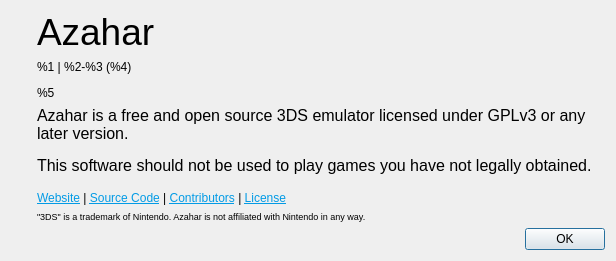
Above: core/src/citra_qt/aboutdialog.ui from ReiKatari/STORM_3DS before the change. Below: the same form after it.
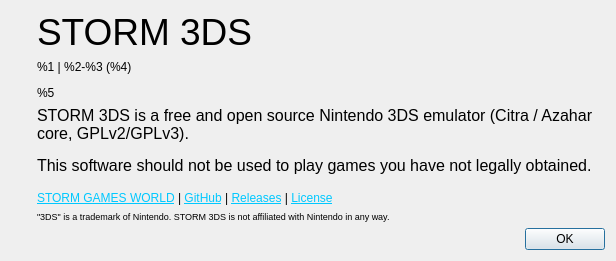
That is the form after the change. Icons and pictures are not drawn.

Commit message: Release STORM 3DS 1.6.0: Windows x64 build, bcxi/z3ds library support, STORM UI themes, Per-Monitor HiDPI scaling, 3D depth on PC

```diff
--- a/core/src/citra_qt/aboutdialog.ui
+++ b/core/src/citra_qt/aboutdialog.ui
@@ -57,7 +57,7 @@
           </sizepolicy>
          </property>
          <property name="text">
-          <string notr="true">&lt;html&gt;&lt;head/&gt;&lt;body&gt;&lt;p&gt;&lt;span style=&quot; font-size:28pt;&quot;&gt;Azahar&lt;/span&gt;&lt;/p&gt;&lt;/body&gt;&lt;/html&gt;</string>
+          <string notr="true">&lt;html&gt;&lt;head/&gt;&lt;body&gt;&lt;p&gt;&lt;span style=&quot; font-size:28pt;&quot;&gt;STORM 3DS&lt;/span&gt;&lt;/p&gt;&lt;/body&gt;&lt;/html&gt;</string>
          </property>
         </widget>
        </item>
@@ -87,7 +87,7 @@
 &lt;html&gt;&lt;head&gt;&lt;meta name=&quot;qrichtext&quot; content=&quot;1&quot; /&gt;&lt;style type=&quot;text/css&quot;&gt;
 p, li { white-space: pre-wrap; }
 &lt;/style&gt;&lt;/head&gt;&lt;body style=&quot; font-family:'Ubuntu'; font-size:11pt; font-weight:400; font-style:normal;&quot;&gt;
-&lt;p style=&quot; margin-top:0px; margin-bottom:0px; margin-left:0px; margin-right:0px; -qt-block-indent:0; text-indent:0px;&quot;&gt;&lt;span style=&quot; font-family:'MS Shell Dlg 2'; font-size:12pt;&quot;&gt;Azahar is a free and open source 3DS emulator licensed under GPLv3 or any later version.&lt;/span&gt;&lt;/p&gt;
+&lt;p style=&quot; margin-top:0px; margin-bottom:0px; margin-left:0px; margin-right:0px; -qt-block-indent:0; text-indent:0px;&quot;&gt;&lt;span style=&quot; font-family:'MS Shell Dlg 2'; font-size:12pt;&quot;&gt;STORM 3DS is a free and open source Nintendo 3DS emulator (Citra / Azahar core, GPLv2/GPLv3).&lt;/span&gt;&lt;/p&gt;
 &lt;p style=&quot;-qt-paragraph-type:empty; margin-top:0px; margin-bottom:0px; margin-left:0px; margin-right:0px; -qt-block-indent:0; text-indent:0px; font-family:'MS Shell Dlg 2'; font-size:8pt;&quot;&gt;&lt;br /&gt;&lt;/p&gt;
 &lt;p style=&quot; margin-top:0px; margin-bottom:0px; margin-left:0px; margin-right:0px; -qt-block-indent:0; text-indent:0px;&quot;&gt;&lt;span style=&quot; font-family:'MS Shell Dlg 2'; font-size:12pt;&quot;&gt;This software should not be used to play games you have not legally obtained.&lt;/span&gt;&lt;/p&gt;&lt;/body&gt;&lt;/html&gt;</string>
          </property>
@@ -115,7 +115,7 @@
        <item>
         <widget class="QLabel" name="labelLinks">
          <property name="text">
-          <string>&lt;html&gt;&lt;head/&gt;&lt;body&gt;&lt;p&gt;&lt;a href=&quot;https://azahar-emu.org/&quot;&gt;&lt;span style=&quot; text-decoration: underline; color:#039be5;&quot;&gt;Website&lt;/span&gt;&lt;/a&gt; | &lt;a href=&quot;https://github.com/azahar-emu/azahar&quot;&gt;&lt;span style=&quot; text-decoration: underline; color:#039be5;&quot;&gt;Source Code&lt;/span&gt;&lt;/a&gt; | &lt;a href=&quot;https://github.com/azahar-emu/azahar/graphs/contributors&quot;&gt;&lt;span style=&quot; text-decoration: underline; color:#039be5;&quot;&gt;Contributors&lt;/span&gt;&lt;/a&gt; | &lt;a href=&quot;https://github.com/azahar-emu/azahar/blob/master/license.txt&quot;&gt;&lt;span style=&quot; text-decoration: underline; color:#039be5;&quot;&gt;License&lt;/span&gt;&lt;/a&gt;&lt;/p&gt;&lt;/body&gt;&lt;/html&gt;</string>
+          <string>&lt;html&gt;&lt;head/&gt;&lt;body&gt;&lt;p&gt;&lt;a href=&quot;https://stormgamesworld.ru/programs?repo=STORM_3DS&quot;&gt;&lt;span style=&quot; text-decoration: underline; color:#00c8ff;&quot;&gt;STORM GAMES WORLD&lt;/span&gt;&lt;/a&gt; | &lt;a href=&quot;https://github.com/ReiKatari/STORM_3DS&quot;&gt;&lt;span style=&quot; text-decoration: underline; color:#00c8ff;&quot;&gt;GitHub&lt;/span&gt;&lt;/a&gt; | &lt;a href=&quot;https://github.com/ReiKatari/STORM_3DS/releases&quot;&gt;&lt;span style=&quot; text-decoration: underline; color:#00c8ff;&quot;&gt;Releases&lt;/span&gt;&lt;/a&gt; | &lt;a href=&quot;https://github.com/ReiKatari/STORM_3DS/blob/main/LICENSE&quot;&gt;&lt;span style=&quot; text-decoration: underline; color:#00c8ff;&quot;&gt;License&lt;/span&gt;&lt;/a&gt;&lt;/p&gt;&lt;/body&gt;&lt;/html&gt;</string>
          </property>
          <property name="openExternalLinks">
           <bool>true</bool>
@@ -131,7 +131,7 @@
           </sizepolicy>
          </property>
          <property name="text">
-          <string notr="true">&lt;html&gt;&lt;head/&gt;&lt;body&gt;&lt;p&gt;&lt;span style=&quot; font-size:7pt;&quot;&gt;&amp;quot;3DS&amp;quot; is a trademark of Nintendo. Azahar is not affiliated with Nintendo in any way.&lt;/span&gt;&lt;/p&gt;&lt;/body&gt;&lt;/html&gt;</string>
+          <string notr="true">&lt;html&gt;&lt;head/&gt;&lt;body&gt;&lt;p&gt;&lt;span style=&quot; font-size:7pt;&quot;&gt;&amp;quot;3DS&amp;quot; is a trademark of Nintendo. STORM 3DS is not affiliated with Nintendo in any way.&lt;/span&gt;&lt;/p&gt;&lt;/body&gt;&lt;/html&gt;</string>
          </property>
         </widget>
        </item>
```
Left out of the diff: 4 changed lines with no effect on the pictures. The commit also changes 37 other files.
